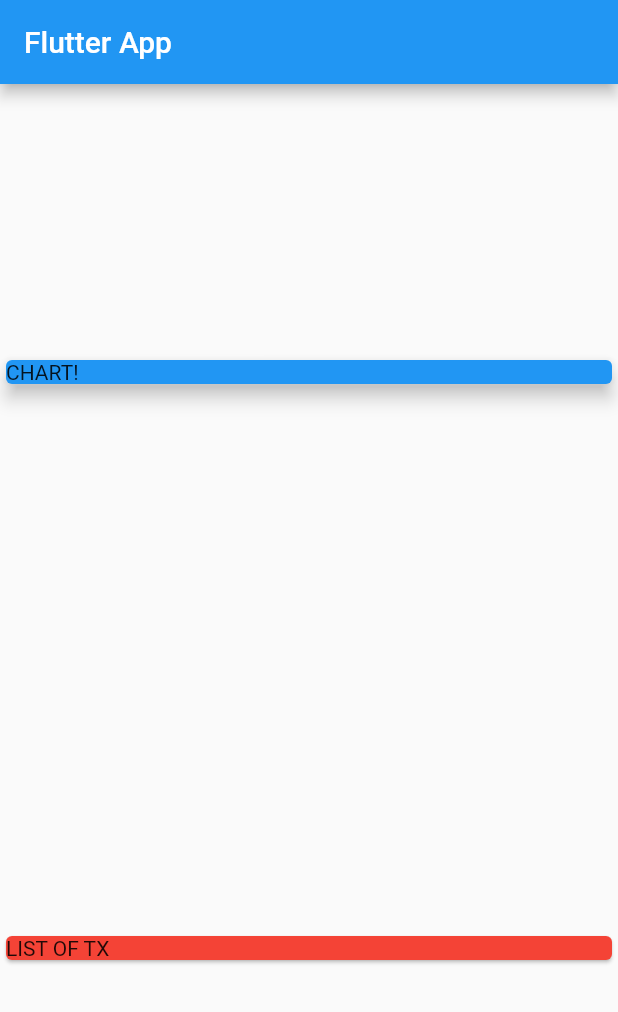
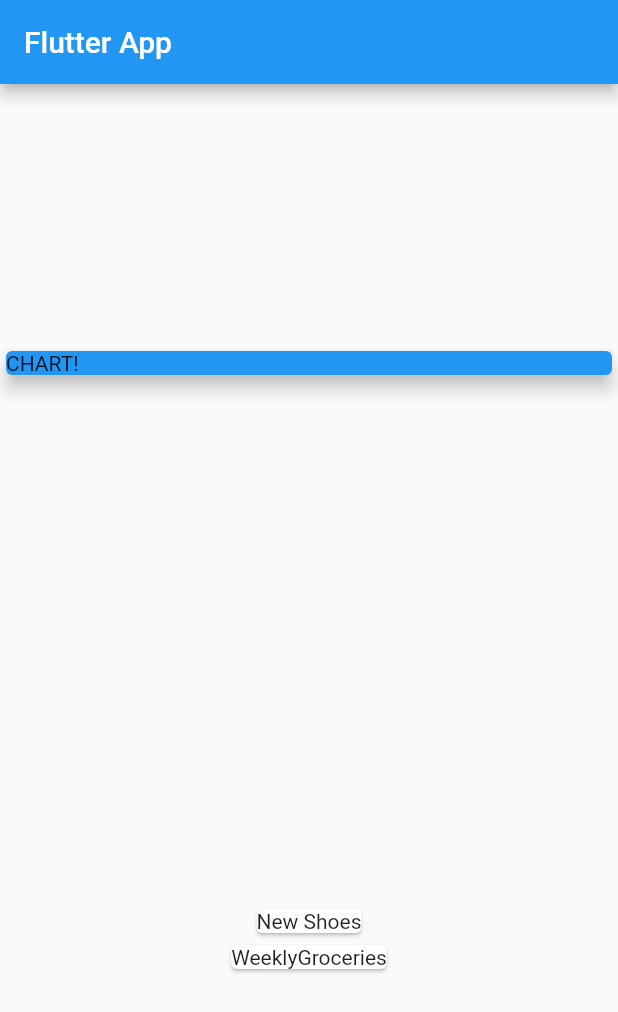
Before and after one commit to sthprashant/personal_expenses_app, a Flutter app: the screen it shows after launch, on a phone screen of 412 x 824 dp. Shown: the top 1012 px of the screen. Run offline on Flutter 3.47's test engine with Material 2 defaults, Android fonts, the phone set to English and light mode, and no system bars.

Commit message:
video 72

```diff
--- a/lib/main.dart
+++ b/lib/main.dart
@@ -1,4 +1,6 @@
 import 'package:flutter/material.dart';
+
+import './transaction.dart';
 
 void main() => runApp(MyApp());
 
@@ -13,6 +15,21 @@ class MyApp extends StatelessWidget {
 }
 
 class MyHomePage extends StatelessWidget {
+  final List<Transaction> transactions = [
+    Transaction(
+      id: 't1',
+      title: 'New Shoes',
+      amount: 69.99,
+      date: DateTime.now(),
+    ),
+    Transaction(
+      id: 't2',
+      title: 'WeeklyGroceries',
+      amount: 16.53,
+      date: DateTime.now(),
+    ),
+  ];
+
   @override
   Widget build(BuildContext context) {
     return Scaffold(
@@ -31,10 +48,9 @@ class MyHomePage extends StatelessWidget {
               elevation: 5,
             ),
           ),
-          Card(
-            color: Colors.red,
-            child: Text('LIST OF TX'),
-          ),
+          Column(children:transactions.map((tx){
+            return Card(child: Text(tx.title),);
+          }).toList())
         ],
       ),
     );
--- /dev/null
+++ b/lib/transaction.dart
@@ -0,0 +1,18 @@
+import 'package:flutter/foundation.dart';
+
+class Transaction{
+  final String id;
+  final String title;
+  final double amount;
+  final DateTime date;
+
+  Transaction(
+    {
+      @required this.id,
+      @required this.title,
+      @required this.amount,
+      @required this.date,
+    }
+  );
+
+}
```
